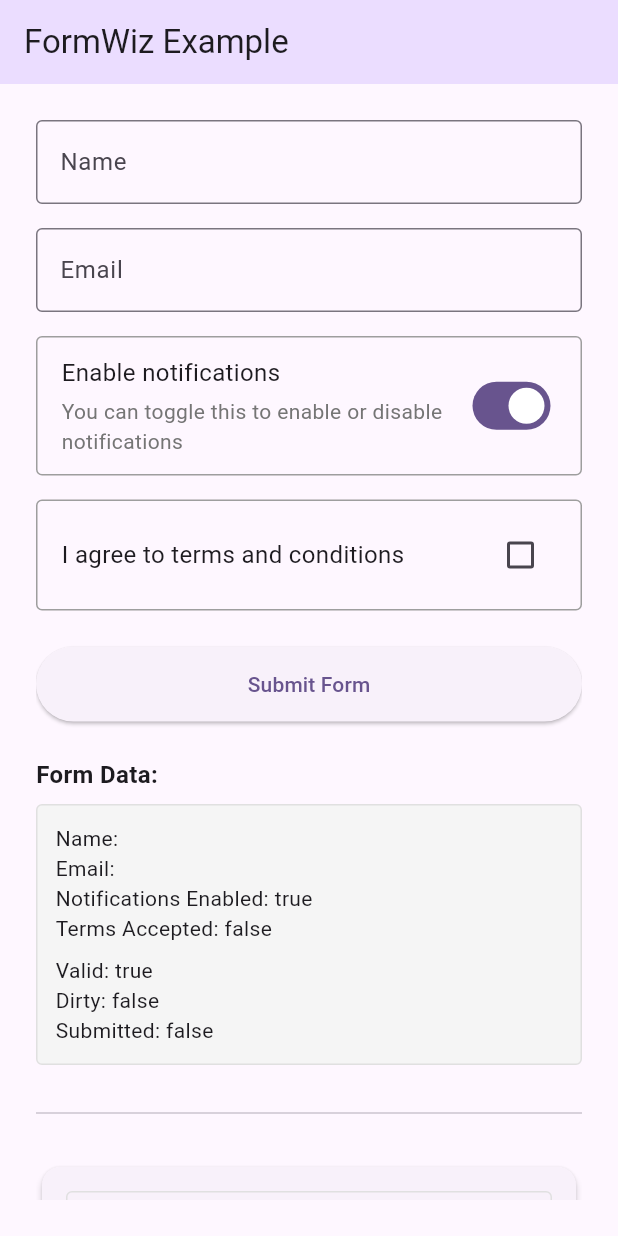
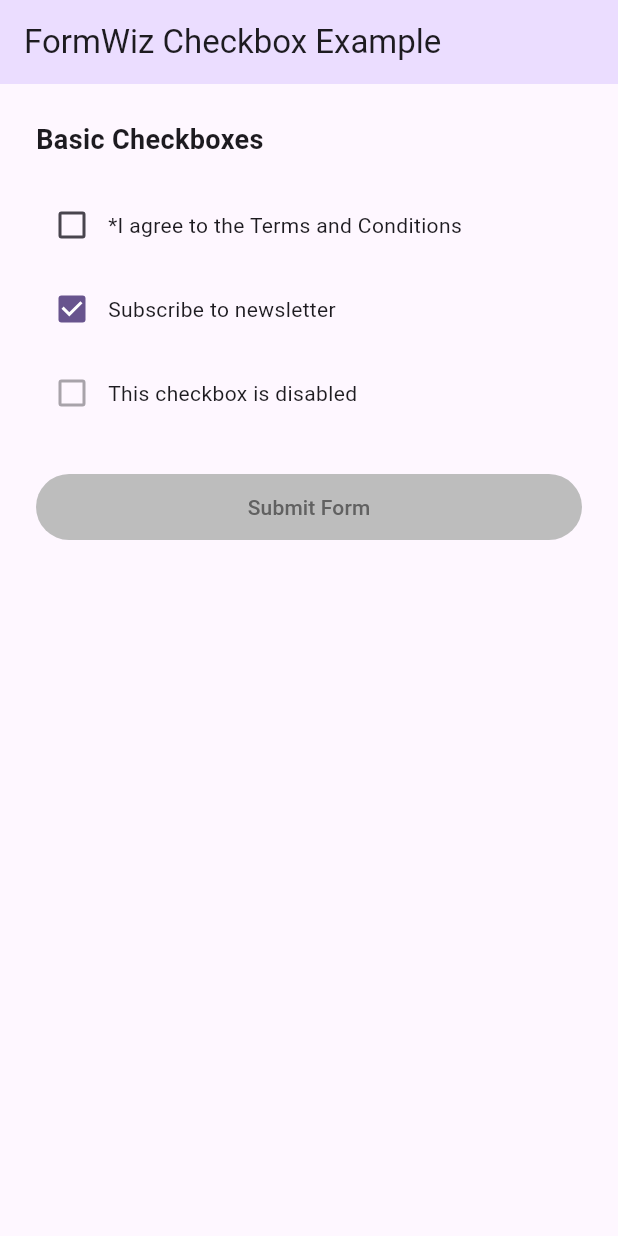
Before and after one commit to FlutterWiz/formwiz, a Flutter app: the screen it shows after launch, on a phone screen of 412 x 824 dp. Run offline on Flutter 3.47's test engine with Material 3 defaults, Android fonts, the phone set to English and light mode, and no system bars; our stand-ins replace equatable, flutter_bloc.

Commit message:
edit example

```diff
--- a/example/lib/main.dart
+++ b/example/lib/main.dart
@@ -1,5 +1,5 @@
 import 'package:flutter/material.dart';
-import 'package:formwiz_example/presentation/views/form_example/form_example_view.dart';
+import 'package:formwiz_example/presentation/views/checkbox_example/checkbox_example_view.dart';
 
 void main() {
   runApp(const MyApp());
@@ -11,9 +11,12 @@ class MyApp extends StatelessWidget {
   @override
   Widget build(BuildContext context) {
     return MaterialApp(
-      title: 'FormWiz Example',
-      theme: ThemeData(colorScheme: ColorScheme.fromSeed(seedColor: Colors.deepPurple), useMaterial3: true),
-      home: const FormExampleView(),
+      title: 'FormWiz Checkbox Example',
+      theme: ThemeData(
+        colorScheme: ColorScheme.fromSeed(seedColor: Colors.deepPurple),
+        useMaterial3: true,
+      ),
+      home: const CheckboxExampleView(),
     );
   }
 }
--- /dev/null
+++ b/example/lib/presentation/views/checkbox_example/checkbox_example_view.dart
@@ -0,0 +1,367 @@
+import 'package:flutter/material.dart';
+
+/// Example showing basic FormWiz checkbox fields usage
+class CheckboxExampleView extends StatelessWidget {
+  const CheckboxExampleView({super.key});
+
+  @override
+  Widget build(BuildContext context) {
+    return Scaffold(
+      appBar: AppBar(
+        title: const Text('FormWiz Checkbox Example'),
+        backgroundColor: Theme.of(context).colorScheme.primaryContainer,
+      ),
+      body: Padding(
+        padding: const EdgeInsets.all(24),
+        child: _buildBasicCheckboxes(context),
+      ),
+    );
+  }
+
+  Widget _buildBasicCheckboxes(BuildContext context) {
+    return Column(
+      crossAxisAlignment: CrossAxisAlignment.start,
+      children: [
+        const Text(
+          'Basic Checkboxes',
+          style: TextStyle(fontSize: 18, fontWeight: FontWeight.bold),
+        ),
+        const SizedBox(height: 16),
+        // Simple form example with checkboxes
+        _ExampleForm(
+          name: 'basic_form',
+          onSubmit: (values) {
+            ScaffoldMessenger.of(context).showSnackBar(
+              SnackBar(content: Text('Form submitted: $values')),
+            );
+          },
+          child: Column(
+            children: [
+              _ExampleCheckbox(
+                name: 'terms',
+                labelText: '*I agree to the Terms and Conditions',
+                required: true,
+              ),
+              _ExampleCheckbox(
+                name: 'newsletter',
+                labelText: 'Subscribe to newsletter',
+                initialValue: true,
+              ),
+              _ExampleCheckbox(
+                name: 'disabled',
+                labelText: 'This checkbox is disabled',
+                initialValue: false,
+                enabled: false,
+              ),
+              const SizedBox(height: 24),
+              _SubmitButton(formName: 'basic_form'),
+            ],
+          ),
+        ),
+      ],
+    );
+  }
+}
+
+// Mock classes to demonstrate what would be used from FormWiz package
+
+/// Mock form component (simplified version of FormWiz.Form)
+class _ExampleForm extends StatefulWidget {
+  final String name;
+  final Widget child;
+  final void Function(Map<String, dynamic>)? onSubmit;
+
+  const _ExampleForm({
+    required this.name,
+    required this.child,
+    this.onSubmit,
+  });
+
+  @override
+  State<_ExampleForm> createState() => _ExampleFormState();
+}
+
+/// Form state that includes ChangeNotifier to notify listeners of changes
+class _ExampleFormState extends State<_ExampleForm> with ChangeNotifier {
+  // Static registry to simulate FormWiz's global form management
+  static final Map<String, _ExampleFormState> _forms = {};
+
+  // Form values and validation state
+  final Map<String, dynamic> values = {};
+  final Map<String, bool> isValid = {};
+  final List<String> requiredFields = [];
+
+  @override
+  void initState() {
+    super.initState();
+    _forms[widget.name] = this;
+  }
+
+  @override
+  void dispose() {
+    _forms.remove(widget.name);
+    super.dispose();
+  }
+
+  void updateField(String name, dynamic value, {required bool valid, required bool isRequired}) {
+    setState(() {
+      values[name] = value;
+      isValid[name] = valid;
+
+      // Track required fields
+      if (isRequired && !requiredFields.contains(name)) {
+        requiredFields.add(name);
+      } else if (!isRequired && requiredFields.contains(name)) {
+        requiredFields.remove(name);
+      }
+    });
+
+    // Notify listeners about the change
+    notifyListeners();
+  }
+
+  // Instance method to check if form is valid
+  bool checkFormValidity() {
+    // Check if all required fields are valid
+    for (final field in requiredFields) {
+      final fieldValid = isValid[field] ?? false;
+      if (!fieldValid) {
+        return false;
+      }
+    }
+    return true;
+  }
+
+  void submit() {
+    if (!checkFormValidity()) {
+      return; // Don't submit if form is invalid
+    }
+
+    if (widget.onSubmit != null) {
+      widget.onSubmit!(Map<String, dynamic>.from(values));
+    }
+  }
+
+  // Static method to access forms by name
+  static void submitForm(String name) {
+    final form = _forms[name];
+    if (form != null) {
+      form.submit();
+    }
+  }
+
+  // Static method to check if a specific form is valid
+  static bool checkFormValidityByName(String name) {
+    final form = _forms[name];
+    if (form != null) {
+      return form.checkFormValidity();
+    }
+    return false;
+  }
+
+  @override
+  Widget build(BuildContext context) {
+    return widget.child;
+  }
+}
+
+/// Mock checkbox field component (simplified version of FormWiz.CheckboxField)
+class _ExampleCheckbox extends StatefulWidget {
+  final String name;
+  final String? labelText;
+  final bool? initialValue;
+  final bool required;
+  final bool enabled;
+  final Color? activeColor;
+  final Color? checkColor;
+  final TextStyle? labelStyle;
+  final TextStyle? errorStyle;
+
+  const _ExampleCheckbox({
+    required this.name,
+    this.labelText,
+    this.initialValue = false,
+    this.required = false,
+    this.enabled = true,
+    this.activeColor,
+    this.checkColor,
+    this.labelStyle,
+    this.errorStyle,
+  });
+
+  @override
+  State<_ExampleCheckbox> createState() => _ExampleCheckboxState();
+}
+
+class _ExampleCheckboxState extends State<_ExampleCheckbox> {
+  late bool _value;
+  bool _touched = false;
+
+  @override
+  void initState() {
+    super.initState();
+    _value = widget.initialValue ?? false;
+
+    // Initialize form value after first frame when context is available
+    WidgetsBinding.instance.addPostFrameCallback((_) {
+      _updateFormValue();
+    });
+  }
+
+  void _updateFormValue() {
+    if (!mounted) return;
+
+    final form = context.findAncestorStateOfType<_ExampleFormState>();
+    if (form != null) {
+      // For required fields, they're only valid if checked
+      final isFieldValid = !widget.required || _value;
+      form.updateField(
+        widget.name,
+        _value,
+        valid: isFieldValid,
+        isRequired: widget.required,
+      );
+    }
+  }
+
+  void _handleValueChange(bool? newValue) {
+    if (!widget.enabled) return;
+
+    setState(() {
+      _value = newValue ?? false;
+      _touched = true;
+    });
+
+    _updateFormValue();
+  }
+
+  @override
+  Widget build(BuildContext context) {
+    final theme = Theme.of(context);
+    final hasError = _touched && widget.required && !_value;
+    final errorText = hasError ? 'This field is required' : null;
+
+    return Padding(
+      padding: const EdgeInsets.symmetric(vertical: 4.0),
+      child: Column(
+        crossAxisAlignment: CrossAxisAlignment.start,
+        children: [
+          Row(
+            children: [
+              Checkbox(
+                value: _value,
+                onChanged: widget.enabled ? _handleValueChange : null,
+                activeColor: widget.activeColor,
+                checkColor: widget.checkColor,
+              ),
+              if (widget.labelText != null)
+                Expanded(
+                  child: GestureDetector(
+                    onTap: widget.enabled
+                        ? () => _handleValueChange(!_value)
+                        : null,
+                    child: Text(
+                      widget.labelText!,
+                      style: widget.labelStyle,
+                    ),
+                  ),
+                ),
+            ],
+          ),
+          if (errorText != null)
+            Padding(
+              padding: const EdgeInsets.only(left: 40.0, top: 4.0),
+              child: Text(
+                errorText,
+                style: widget.errorStyle ??
+                  TextStyle(color: theme.colorScheme.error, fontSize: 12.0),
+              ),
+            ),
+        ],
+      ),
+    );
+  }
+}
+
+/// Submit button that observes form validity
+class _SubmitButton extends StatefulWidget {
+  final String formName;
+
+  const _SubmitButton({
+    required this.formName,
+  });
+
+  @override
+  State<_SubmitButton> createState() => _SubmitButtonState();
+}
+
+class _SubmitButtonState extends State<_SubmitButton> {
+  bool _isValid = false;
+  late final _ExampleFormState? _formState;
+
+  @override
+  void initState() {
+    super.initState();
+    // After build is complete, look up the form and add listeners
+    WidgetsBinding.instance.addPostFrameCallback((_) {
+      _setupFormListeners();
+    });
+  }
+
+  void _setupFormListeners() {
+    // Get the form state
+    _formState = _ExampleFormState._forms[widget.formName];
+
+    if (_formState != null) {
+      // Set initial validity
+      _checkFormValidity();
+
+      // Tell the form to notify us when it changes
+      _formState!.addListener(_onFormChanged);
+    }
+  }
+
+  void _onFormChanged() {
+    // When the form changes, update our validity state
+    _checkFormValidity();
+  }
+
+  void _checkFormValidity() {
+    final isValid = _ExampleFormState.checkFormValidityByName(widget.formName);
+    if (isValid != _isValid) {
+      setState(() {
+        _isValid = isValid;
+      });
+    }
+  }
+
+  @override
+  void dispose() {
+    // Remove listener when widget is disposed
+    if (_formState != null) {
+      _formState!.removeListener(_onFormChanged);
+    }
+    super.dispose();
+  }
+
+  @override
+  Widget build(BuildContext context) {
+    return SizedBox(
+      width: double.infinity,
+      child: ElevatedButton(
+        onPressed: _isValid
+            ? () => _ExampleFormState.submitForm(widget.formName)
+            : null, // Disable button when form is invalid
+        style: ElevatedButton.styleFrom(
+          backgroundColor: Theme.of(context).colorScheme.primary,
+          foregroundColor: Colors.white,
+          padding: const EdgeInsets.symmetric(vertical: 12),
+          // When disabled, use a grey color
+          disabledBackgroundColor: Colors.grey.shade400,
+          disabledForegroundColor: Colors.grey.shade700,
+        ),
+        child: const Text('Submit Form'),
+      ),
+    );
+  }
+}
```
